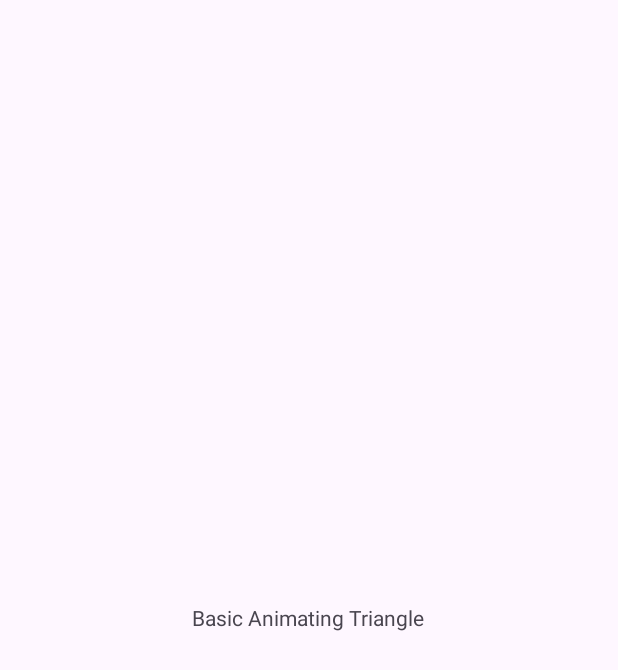
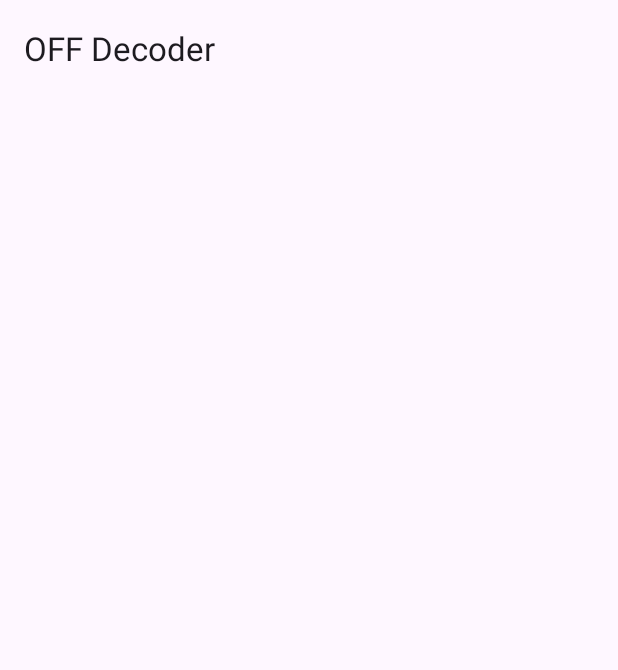
Before and after one commit to yeuchi/OpenGLEx, an Android app: the OFFActivity screen opened directly, with no data from a screen before it, on a phone screen of 412 x 824 dp. Before the commit the part shown is almost empty. Shown: the top 670 px of the screen. Run offline under Robolectric (Android 15) with nearby library versions, the phone set to English and light mode, and no system bars; our stand-ins replace data binding.

Commit message:
Toolbar Work in progress
1. Implementing toolbar for each activity.
2. need to implement back button

```diff
--- a/app/build.gradle.kts
+++ b/app/build.gradle.kts
@@ -1,6 +1,7 @@
 plugins {
     alias(libs.plugins.android.application)
     alias(libs.plugins.jetbrains.kotlin.android)
+    id("kotlin-kapt")
 }
 
 android {
@@ -33,6 +34,11 @@ android {
     kotlinOptions {
         jvmTarget = "1.8"
     }
+
+    buildFeatures {
+        viewBinding = true
+        dataBinding = true
+    }
 }
 
 dependencies {
--- a/app/src/main/res/layout/activity_offactivity.xml
+++ b/app/src/main/res/layout/activity_offactivity.xml
@@ -1,22 +1,36 @@
 <?xml version="1.0" encoding="utf-8"?>
-<androidx.appcompat.widget.LinearLayoutCompat xmlns:android="http://schemas.android.com/apk/res/android"
+<layout>
+
+    <androidx.constraintlayout.widget.ConstraintLayout xmlns:android="http://schemas.android.com/apk/res/android"
         xmlns:app="http://schemas.android.com/apk/res-auto"
         xmlns:tools="http://schemas.android.com/tools"
         android:layout_width="match_parent"
         android:layout_height="match_parent"
-    android:orientation="vertical"
-    android:layout_gravity="center"
-    android:gravity="center"
         tools:context=".OFFActivity">
 
-    <TextView
-        android:layout_width="wrap_content"
+        <com.google.android.material.appbar.AppBarLayout
+            android:id="@+id/app_bar"
+            android:layout_width="match_parent"
             android:layout_height="wrap_content"
-        android:text="Basic Animating Triangle" />
+            android:fitsSystemWindows="true"
+            app:layout_constraintTop_toTopOf="parent">
+
+            <com.google.android.material.appbar.MaterialToolbar
+                android:id="@+id/toolbar"
+                android:layout_width="match_parent"
+                android:layout_height="?attr/actionBarSize"
+                app:title="OFF Decoder" />
+
+        </com.google.android.material.appbar.AppBarLayout>
 
         <FrameLayout
             android:id="@+id/gl_container"
             android:layout_width="wrap_content"
-        android:layout_height="wrap_content" />
+            android:layout_height="wrap_content"
+            app:layout_constraintTop_toBottomOf="@+id/app_bar"
+            app:layout_constraintBottom_toBottomOf="parent"
+            app:layout_constraintLeft_toLeftOf="parent"
+            app:layout_constraintRight_toRightOf="parent"/>
 
-</androidx.appcompat.widget.LinearLayoutCompat>
+    </androidx.constraintlayout.widget.ConstraintLayout>
+</layout>
```
Also changed, not shown: app/src/main/java/com/ctyeung/openglex/base/BaseActivity.kt (+24 -2 lines), app/src/main/java/com/ctyeung/openglex/basic/BasicActivity.kt (+26 -2 lines), app/src/main/res/layout/activity_base.xml (+23 -9 lines), app/src/main/res/layout/activity_basic.xml (+23 -9 lines), app/src/main/res/layout/activity_stlactivity.xml (+23 -9 lines). Lines whose indentation alone changed are shown as unchanged.
